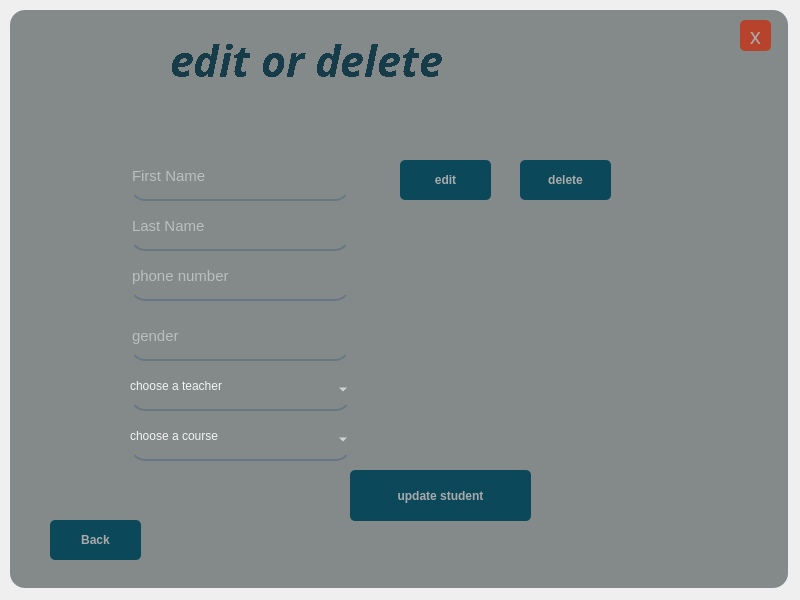
Before: the Qt Designer form UIs/edit_s.ui in IxBahy/EDU-center-system, drawn with Qt 5.
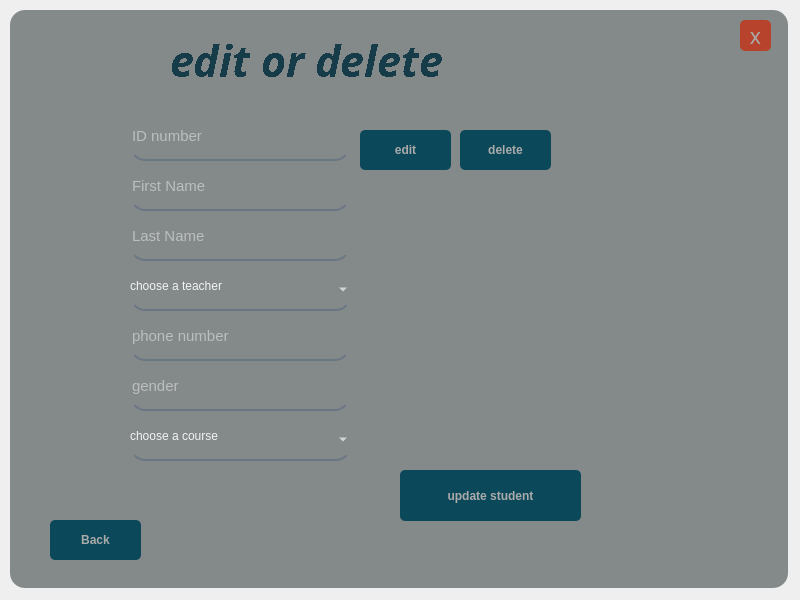
After: the same form once the commit is applied.

```diff
--- a/UIs/edit_s.ui
+++ b/UIs/edit_s.ui
@@ -177,8 +177,8 @@
     <widget class="QPushButton" name="edit_Button">
      <property name="geometry">
       <rect>
-       <x>390</x>
-       <y>150</y>
+       <x>350</x>
+       <y>120</y>
        <width>91</width>
        <height>40</height>
       </rect>
@@ -226,8 +226,8 @@
     <widget class="QPushButton" name="delete_Button">
      <property name="geometry">
       <rect>
-       <x>510</x>
-       <y>150</y>
+       <x>450</x>
+       <y>120</y>
        <width>91</width>
        <height>40</height>
       </rect>
@@ -275,7 +275,7 @@
     <widget class="QPushButton" name="update_Button">
      <property name="geometry">
       <rect>
-       <x>340</x>
+       <x>390</x>
        <y>460</y>
        <width>181</width>
        <height>51</height>
@@ -319,7 +319,7 @@
      <property name="geometry">
       <rect>
        <x>120</x>
-       <y>250</y>
+       <y>310</y>
        <width>220</width>
        <height>41</height>
       </rect>
@@ -344,7 +344,7 @@
      <property name="geometry">
       <rect>
        <x>120</x>
-       <y>150</y>
+       <y>160</y>
        <width>220</width>
        <height>41</height>
       </rect>
@@ -369,7 +369,7 @@
      <property name="geometry">
       <rect>
        <x>120</x>
-       <y>200</y>
+       <y>210</y>
        <width>220</width>
        <height>41</height>
       </rect>
@@ -394,7 +394,7 @@
      <property name="geometry">
       <rect>
        <x>120</x>
-       <y>360</y>
+       <y>260</y>
        <width>221</width>
        <height>41</height>
       </rect>
@@ -444,7 +444,7 @@
      <property name="geometry">
       <rect>
        <x>120</x>
-       <y>310</y>
+       <y>360</y>
        <width>220</width>
        <height>41</height>
       </rect>
@@ -465,6 +465,31 @@
       <string>gender</string>
      </property>
     </widget>
+    <widget class="QLineEdit" name="id">
+     <property name="geometry">
+      <rect>
+       <x>120</x>
+       <y>110</y>
+       <width>220</width>
+       <height>41</height>
+      </rect>
+     </property>
+     <property name="font">
+      <font>
+       <pointsize>11</pointsize>
+      </font>
+     </property>
+     <property name="styleSheet">
+      <string notr="true">background-color: rgba(0, 0, 0,0);
+border:none;
+border-bottom:2px solid rgba(105,118,132,255);
+color:rgba(255, 255, 255,230);
+padding-bottom:7px;</string>
+     </property>
+     <property name="placeholderText">
+      <string>ID number</string>
+     </property>
+    </widget>
    </widget>
   </widget>
  </widget>
```
Left out of the diff: 6 changed lines with no effect on the pictures.
